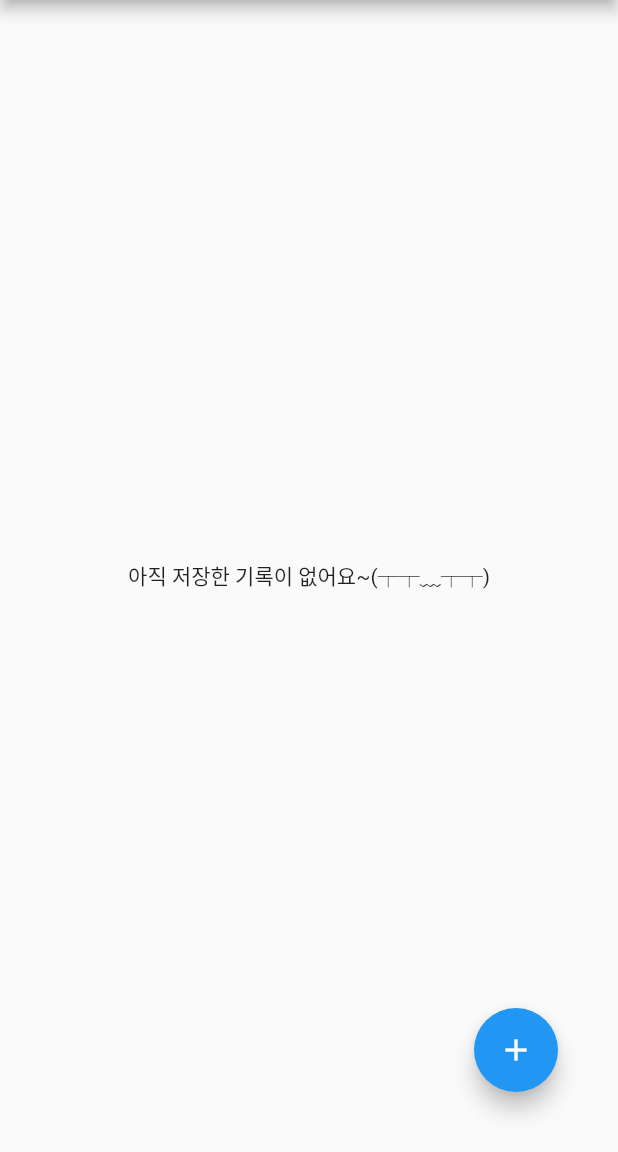
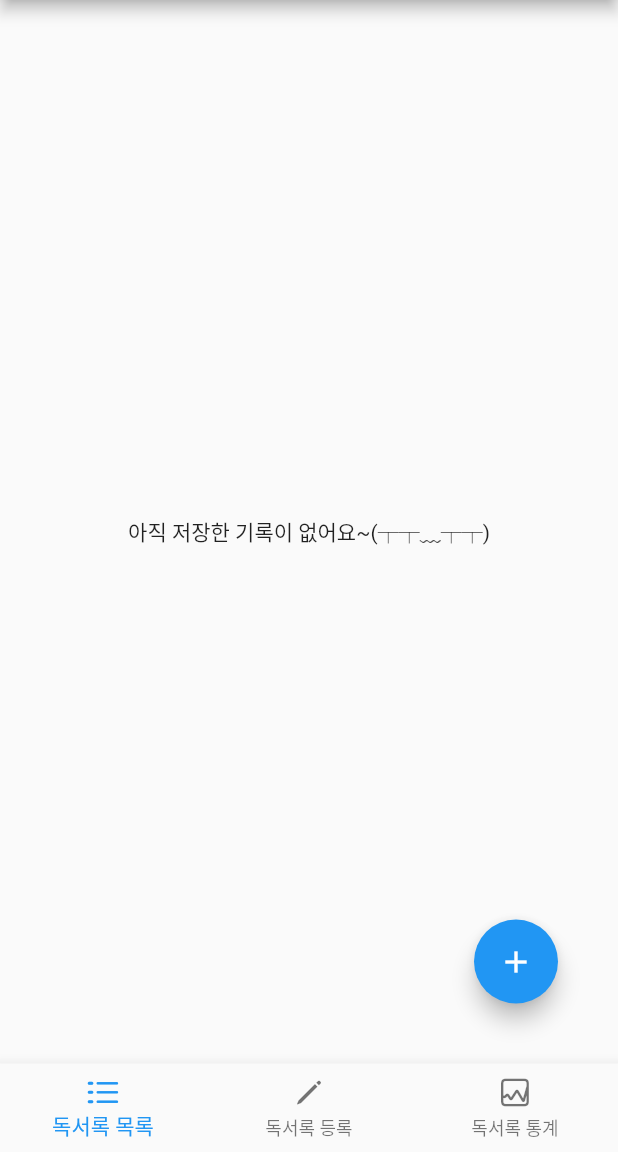
Before and after one commit to hellou8363/my_reading_history, a Flutter app: the screen it shows after launch, on a phone screen of 412 x 824 dp, the part 84-1236 px from its top. Run offline on Flutter 3.47's test engine with Material 2 defaults, Android fonts, the phone set to English and light mode, and no system bars; our stand-ins replace fl_chart, image_picker, sqflite; accounts and stored records are empty.

Commit message:
독서록 통계 추가(fl_chart) - 독서록을 작성한 년도만 활성화되어 선택할 수 있는 버튼 추가 - 년도별 월 독서록 작성 횟수를 차트로 표시

```diff
--- /dev/null
+++ b/lib/custom_bottom_navigation_bar.dart
@@ -0,0 +1,57 @@
+import 'package:flutter/cupertino.dart';
+import 'package:flutter/material.dart';
+
+class CustomBottomNavigationBar extends StatefulWidget {
+  const CustomBottomNavigationBar({super.key});
+
+  @override
+  State<CustomBottomNavigationBar> createState() => _CustomBottomNavigationBarState();
+}
+
+int _selectedIndex = 0;
+
+class _CustomBottomNavigationBarState extends State<CustomBottomNavigationBar> {
+
+  @override
+  Widget build(BuildContext context) {
+    return _bottomNavigationBar();
+  }
+
+  BottomNavigationBar _bottomNavigationBar() {
+    return BottomNavigationBar(
+      items: const [
+        BottomNavigationBarItem(
+          label: '독서록 목록',
+          icon: Icon(
+            CupertinoIcons.list_dash,
+          ),
+        ),
+        BottomNavigationBarItem(
+          label: '독서록 등록',
+          icon: Icon(CupertinoIcons.pen),
+        ),
+        BottomNavigationBarItem(
+          label: '독서록 통계',
+          icon: Icon(CupertinoIcons.graph_square),
+        ),
+      ],
+      // bottom icon을 눌렀을 때 index 값을 반환하는 메서드
+      onTap: (index) {
+        // _MainScreensState클래스의 build 메서드 호출(비동기 스케줄링)
+        setState(
+              () {
+                _selectedIndex = index;
+                switch(index) {
+                  case 0: Navigator.pushNamed(context, '/readingList');
+                  case 1: Navigator.pushNamed(context, '/recordCreate');
+                  case 2: Navigator.pushNamed(context, '/readingStatistics');
+                }
+          },
+        );
+      },
+      currentIndex: _selectedIndex,
+      type: BottomNavigationBarType.fixed,
+    );
+  }
+
+}
--- a/lib/main.dart
+++ b/lib/main.dart
@@ -1,5 +1,7 @@
+import 'package:flutter/cupertino.dart';
 import 'package:flutter/material.dart';
 import 'package:my_reading_history/database_helper.dart';
+import 'package:my_reading_history/screens/reading_statistics_screen.dart';
 import 'package:my_reading_history/screens/record_create_screen.dart';
 import 'package:my_reading_history/screens/reding_list_screen.dart';
 import 'package:provider/provider.dart';
@@ -21,7 +23,6 @@ class MyApp extends StatefulWidget {
 }
 
 class _MyAppState extends State<MyApp> {
-
   @override
   Widget build(BuildContext context) {
     return MaterialApp(
@@ -30,6 +31,7 @@ class _MyAppState extends State<MyApp> {
       routes: {
         '/readingList': (context) => ReadingListScreen(),
         '/recordCreate': (context) => RecordCreateScreen(),
+        '/readingStatistics': (context) => ReadingStatisticsScreen(),
       },
     );
   }
--- a/lib/screens/record_create_screen.dart
+++ b/lib/screens/record_create_screen.dart
@@ -4,6 +4,7 @@ import 'package:flutter/material.dart';
 import 'package:image_picker/image_picker.dart';
 import 'package:provider/provider.dart';
 
+import '../custom_bottom_navigation_bar.dart';
 import '../database_helper.dart';
 import '../models/item.dart';
 
@@ -140,6 +141,7 @@ class _RecordCreateScreenState extends State<RecordCreateScreen> {
           ],
         ),
       ),
+      bottomNavigationBar: const CustomBottomNavigationBar(),
     );
   }
 
--- a/lib/screens/record_detail_screen.dart
+++ b/lib/screens/record_detail_screen.dart
@@ -1,6 +1,7 @@
 import 'dart:io';
 
 import 'package:flutter/material.dart';
+import 'package:my_reading_history/custom_bottom_navigation_bar.dart';
 import 'package:my_reading_history/screens/record_create_screen.dart';
 import 'package:provider/provider.dart';
 
@@ -114,6 +115,7 @@ class RecordDetailScreen extends StatelessWidget {
           ],
         ),
       ),
+      bottomNavigationBar: const CustomBottomNavigationBar(),
     );
   }
 
--- a/lib/screens/reding_list_screen.dart
+++ b/lib/screens/reding_list_screen.dart
@@ -1,6 +1,8 @@
 import 'dart:io';
 
+import 'package:flutter/cupertino.dart';
 import 'package:flutter/material.dart';
+import 'package:my_reading_history/custom_bottom_navigation_bar.dart';
 import 'package:my_reading_history/screens/record_detail_screen.dart';
 import 'package:provider/provider.dart';
 
@@ -72,6 +74,7 @@ class _ReadingListScreenState extends State<ReadingListScreen> {
           ),
         ),
       ),
+      bottomNavigationBar: CustomBottomNavigationBar(),
     );
   }
 
--- a/pubspec.yaml
+++ b/pubspec.yaml
@@ -18,6 +18,7 @@ dependencies:
   provider: ^6.1.1
   path_provider: ^2.1.1
   path: ^1.8.3
+  fl_chart: ^0.64.0
 
 
 dev_dependencies:
```
Also changed, not shown: lib/database_helper.dart (+35 -1 lines), lib/screens/reading_statistics_screen.dart (added, +207 -0 lines).
